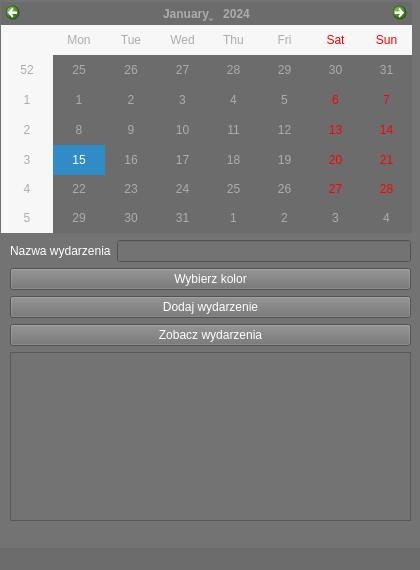
The window that calendar.ui (OnlinEGD/pyqt_calendar) describes before a commit, drawn with Qt 5.
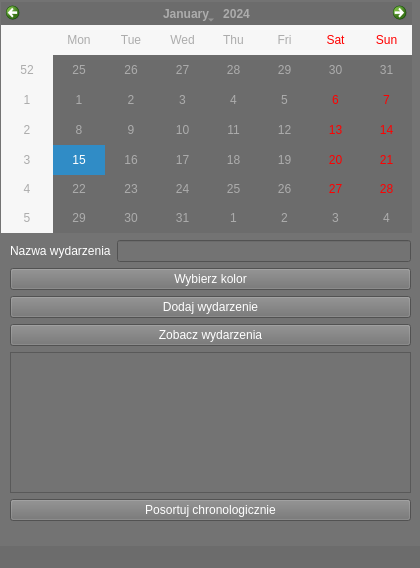
The same window after the commit.

Diff of the .ui file:
```diff
--- a/calendar.ui
+++ b/calendar.ui
@@ -7,7 +7,7 @@
     <x>0</x>
     <y>0</y>
     <width>420</width>
-    <height>570</height>
+    <height>568</height>
    </rect>
   </property>
   <property name="font">
@@ -104,6 +104,13 @@
      <item>
       <widget class="QListWidget" name="listWidget"/>
      </item>
+     <item>
+      <widget class="QPushButton" name="pushButton_4">
+       <property name="text">
+        <string>Posortuj chronologicznie</string>
+       </property>
+      </widget>
+     </item>
     </layout>
    </widget>
   </widget>
```
